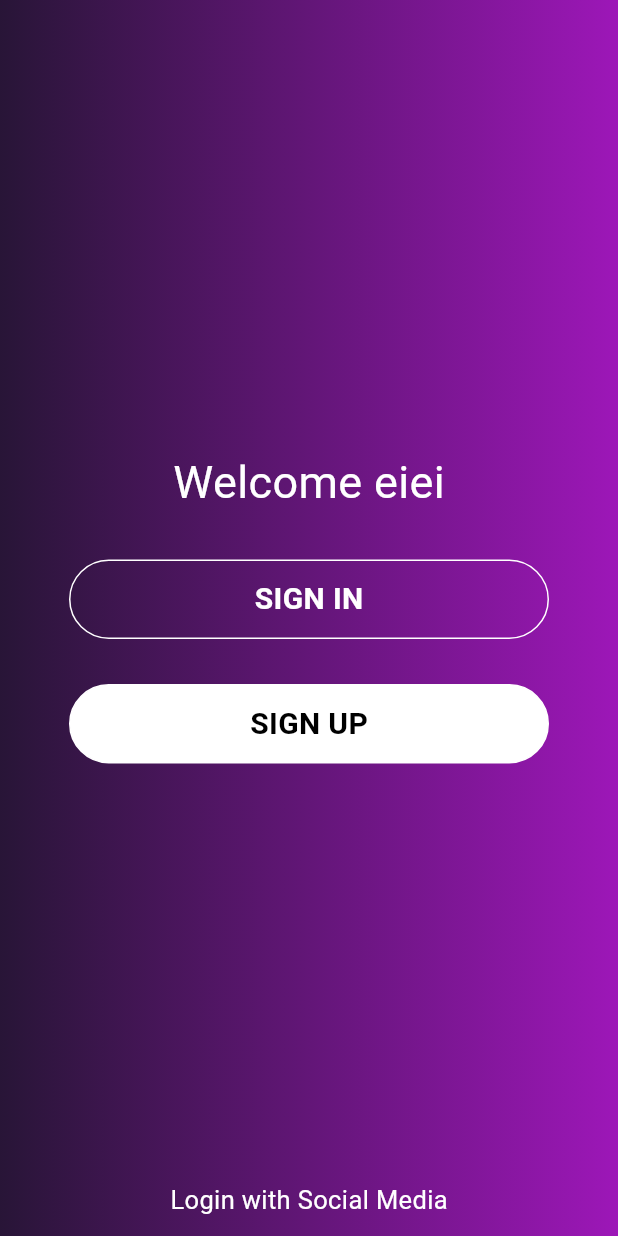
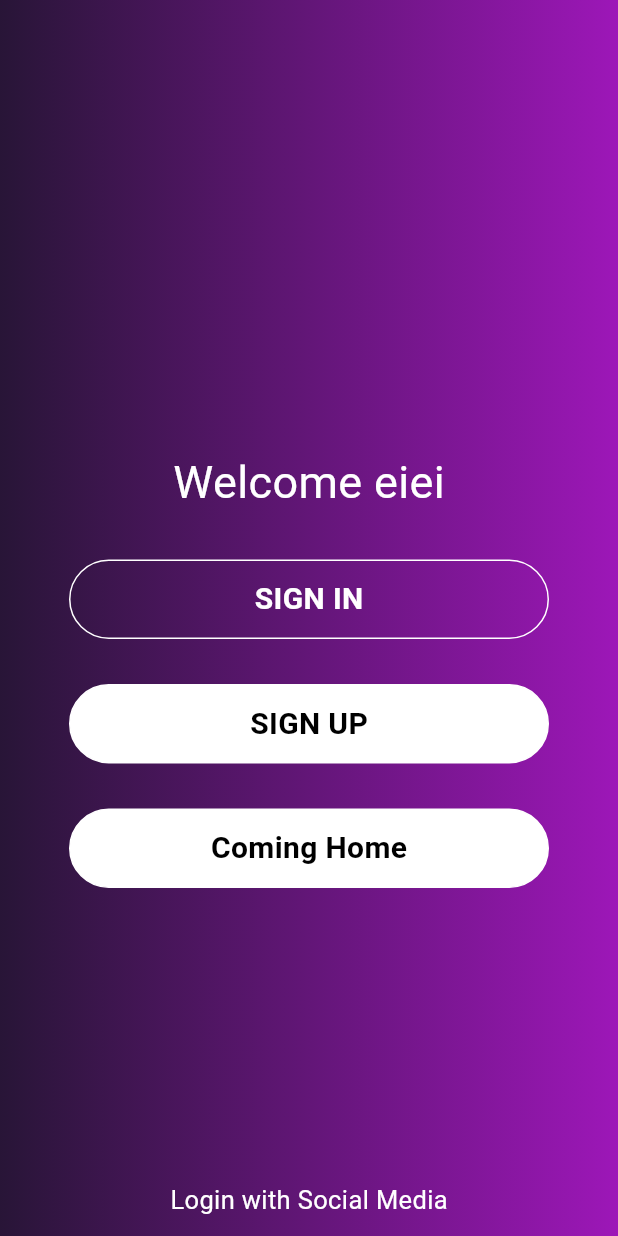
Before and after one commit to khaosuayonanongmantim/love, a Flutter app: the screen it shows after launch, on a phone screen of 412 x 824 dp. Run offline on Flutter 3.47's test engine with Material 3 defaults, Android fonts, the phone set to English and light mode, and no system bars; our stand-ins replace smooth_page_indicator; Roboto replaces fonts that are missing (inter).

Commit message:
Update WelcomeScreen.dart

```diff
--- a/lib/WelcomeScreen.dart
+++ b/lib/WelcomeScreen.dart
@@ -3,7 +3,6 @@
 import 'package:flutter/material.dart';
 import 'package:project_new/bottom_navber.dart';
 import 'package:project_new/regScreen.dart';
-
 import 'loginScreen.dart';
 
 class WelcomeScreen extends StatelessWidget {
@@ -59,7 +58,7 @@ class WelcomeScreen extends StatelessWidget {
            GestureDetector(
              onTap: (){
                Navigator.push(context,
-                   MaterialPageRoute(builder: (context) => const BottomNavbar()));
+                   MaterialPageRoute(builder: (context) => const RegScreen()));
              },
              child: Container(
                height: 53,
@@ -76,6 +75,31 @@ class WelcomeScreen extends StatelessWidget {
                ),),),
              ),
            ),
+
+            const SizedBox(height: 30,),
+           GestureDetector(
+             onTap: (){
+               Navigator.push(context,
+                   MaterialPageRoute(builder: (context) => const BottomNavbar()));
+             },
+             child: Container(
+               height: 53,
+               width: 320,
+               decoration: BoxDecoration(
+                 color: Colors.white,
+                 borderRadius: BorderRadius.circular(30),
+                 border: Border.all(color: Colors.white),
+               ),
+               child: const Center(child: Text('Coming Home',style: TextStyle(
+                   fontSize: 20,
+                   fontWeight: FontWeight.bold,
+                   color: Colors.black
+               ),),),
+             ),
+           ),
+
+
+
            const Spacer(),
            const Text('Login with Social Media',style: TextStyle(
                fontSize: 17,
```
